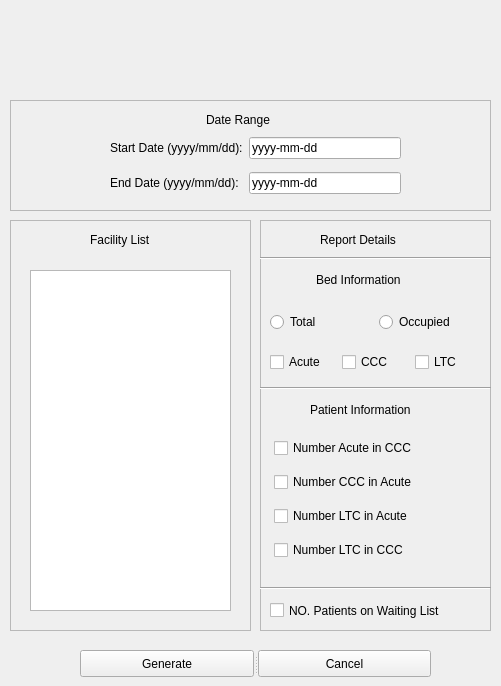
First picture: the form in genreportwin.ui, repository Jb00/Software7, before the edit.
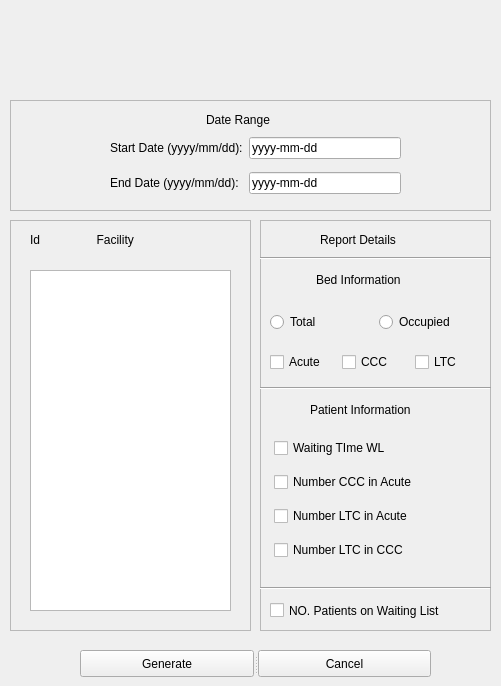
Second picture: the form after the edit.

```diff
--- a/genreportwin.ui
+++ b/genreportwin.ui
@@ -111,14 +111,14 @@
     <widget class="QLabel" name="label_4">
      <property name="geometry">
       <rect>
-       <x>80</x>
+       <x>20</x>
        <y>10</y>
-       <width>81</width>
+       <width>141</width>
        <height>20</height>
       </rect>
      </property>
      <property name="text">
-      <string>Facility List</string>
+      <string>Id                 Facility</string>
      </property>
     </widget>
    </widget>
@@ -300,7 +300,7 @@
       <item row="0" column="0">
        <widget class="QCheckBox" name="numAcuteInCCC">
         <property name="text">
-         <string>Number Acute in CCC</string>
+         <string>Waiting TIme WL</string>
         </property>
        </widget>
       </item>
```
Left out of the diff: 2 changed lines with no effect on the pictures.
